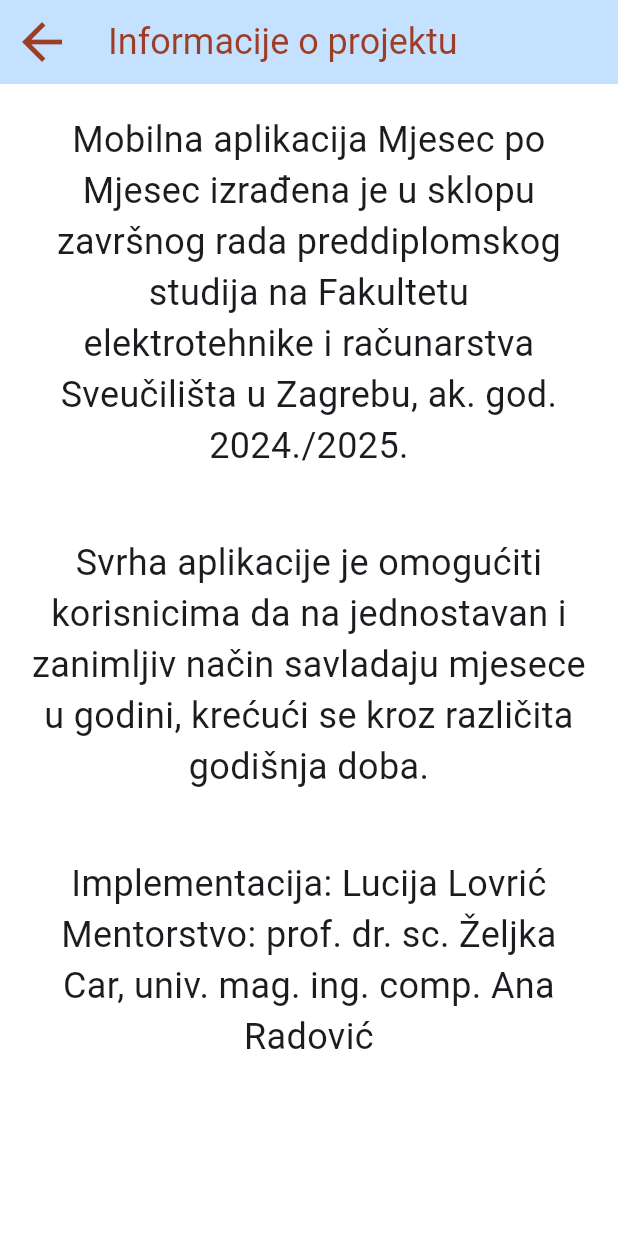
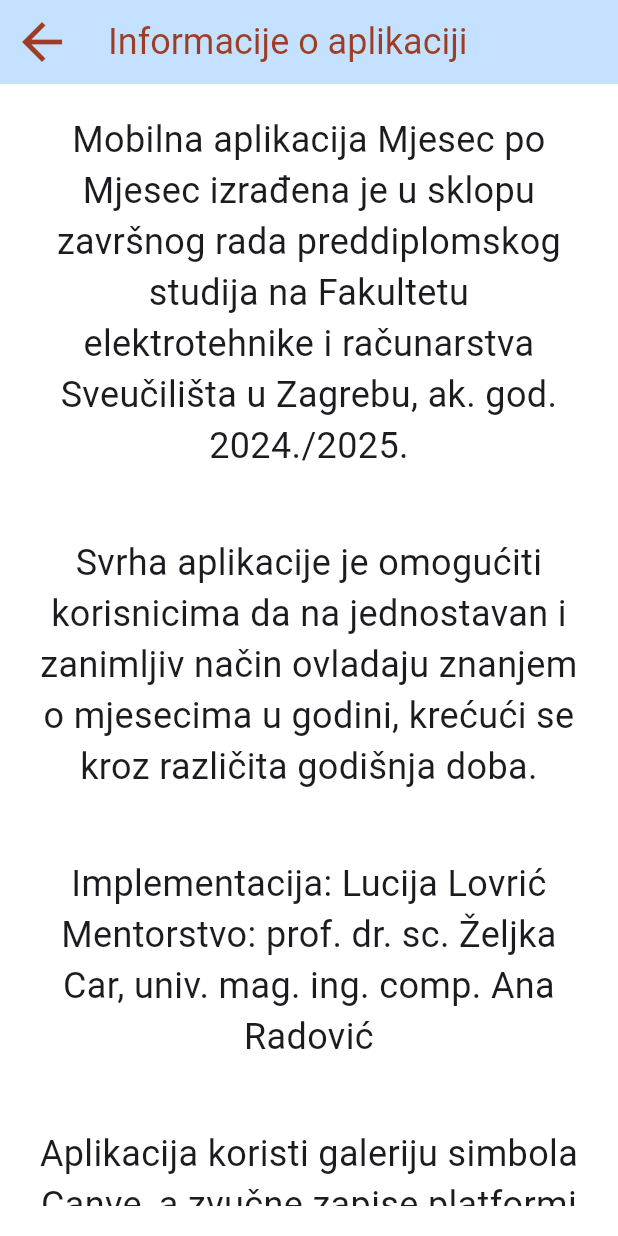
Before and after one commit to LucLov/Zavrsni-rad, a Flutter app: the InfoScreen screen opened by its route, on a phone screen of 412 x 824 dp. Run offline on Flutter 3.47's test engine with Material 3 defaults, Android fonts, the phone set to English and light mode, and no system bars; our stand-ins replace audioplayers, shared_preferences; accounts and stored records are empty; generated files the repository leaves out were written again; Roboto replaces fonts that are missing (Sans).

Commit message:
Final commit.

```diff
--- a/zavrsni_rad/lib/info_screen.dart
+++ b/zavrsni_rad/lib/info_screen.dart
@@ -39,9 +39,10 @@ class InfoScreen extends StatelessWidget {
         ),
       ),
       body: Padding(
-        padding: EdgeInsets.all(20),
-        child: Column (
-          mainAxisSize: MainAxisSize.min, // Da ne zauzme previše prostora
+        padding: const EdgeInsets.all(20),
+        child: SingleChildScrollView(
+          child: Column(
+            mainAxisSize: MainAxisSize.min, // So it only takes needed space
             crossAxisAlignment: CrossAxisAlignment.start,
             children: [
               Text(
@@ -49,20 +50,29 @@ class InfoScreen extends StatelessWidget {
                 style: TextStyle(fontSize: settings.fontSize, fontFamily: settings.fontFamily),
                 textAlign: TextAlign.center,
               ),
-          SizedBox(height: 10),
+              const SizedBox(height: 10),
               Text(
                 AppLocalizations.of(context)!.info2,
                 style: TextStyle(fontSize: settings.fontSize, fontFamily: settings.fontFamily),
                 textAlign: TextAlign.center,
               ),
-          SizedBox(height: 10),
+              const SizedBox(height: 10),
               Text(
                 AppLocalizations.of(context)!.info3,
                 style: TextStyle(fontSize: settings.fontSize, fontFamily: settings.fontFamily),
                 textAlign: TextAlign.center,
-          )
-        ],),
               ),
+              const SizedBox(height: 10),
+              Text(
+                AppLocalizations.of(context)!.info4,
+                style: TextStyle(fontSize: settings.fontSize, fontFamily: settings.fontFamily),
+                textAlign: TextAlign.center,
+              ),
+            ],
+          ),
+        ),
+      ),
+
     );
   }
 }
--- a/zavrsni_rad/lib/l10n/app_hr.arb
+++ b/zavrsni_rad/lib/l10n/app_hr.arb
@@ -6,17 +6,18 @@
   "selectFont": "Izaberi font:",
   "adjustFontSize": "Prilagodi veličinu fonta:",
   "chooseLanguage": "Odaberi jezik:",
-  "backgroundSound": "Pozadinski zvuk",
+  "backgroundSound": "Glazba",
   "quizSound": "Zvuk kao rezultat rješenja",
   "previewText": "Ovo je primjer teksta",
   "preview": "Izgled odabranih opcija:",
   "learnAndPractice": "Nauči i provježbaj znanje o mjesecima",
   "testKnowledge": "Ispitaj znanje o mjesecima",
-  "infoTitle": "Informacije o projektu",
+  "infoTitle": "Informacije o aplikaciji",
   "info1": "Mobilna aplikacija Mjesec po Mjesec izrađena je u sklopu završnog rada preddiplomskog studija na Fakultetu elektrotehnike i računarstva Sveučilišta u Zagrebu, ak. god. 2024./2025.",
-  "info2": "\nSvrha aplikacije je omogućiti korisnicima da na jednostavan i zanimljiv način savladaju mjesece u godini, krećući se kroz različita godišnja doba.",
+  "info2": "\nSvrha aplikacije je omogućiti korisnicima da na jednostavan i zanimljiv način ovladaju znanjem o mjesecima u godini, krećući se kroz različita godišnja doba.",
   "info3": "\nImplementacija: Lucija Lovrić\nMentorstvo: prof. dr. sc. Željka Car, univ. mag. ing. comp. Ana Radović",
-  "aboutTitle": "Informacije o aplikaciji",
+  "info4": "\nAplikacija koristi galeriju simbola Canve, a zvučne zapise platformi Mixkit (Sound Effects Free License), Freesound (Attribution 3.0, autor: shinephoenixstormcrow) i Pixabay (Content License Summary, autor: kimurasukuru).",
+  "aboutTitle": "Korisničke upute",
   "about1": "Ova mobilna aplikacija zasnovana je na principu ‘različitih načina reprezentacije’ Univerzalnog dizajna za učenje (Universal Design for Learning, UDL) kako bi pružila interaktivno i personalizirano obrazovno iskustvo u učenju mjeseci u godini.",
   "about2": "\nAplikacija je razvijena u skladu sa smjernicama ICT-AAC-a, s naglaskom na pristupačnost, jasnoću sadržaja i prilagodbu korisnicima s različitim komunikacijskim potrebama.",
   "about3": "\nNamijenjena je široj publici, što uključuje djecu, osobe s poteškoćama te učenike hrvatskog i engleskog jezika.",
```
Also changed, not shown: zavrsni_rad/lib/fall_screen.dart (+13 -0 lines), zavrsni_rad/lib/l10n/app_en.arb (+4 -3 lines), zavrsni_rad/lib/spring_screen.dart (+13 -0 lines), zavrsni_rad/lib/summer_screen.dart (+13 -0 lines), zavrsni_rad/lib/winter_screen.dart (+13 -0 lines). Lines whose indentation alone changed are shown as unchanged.
